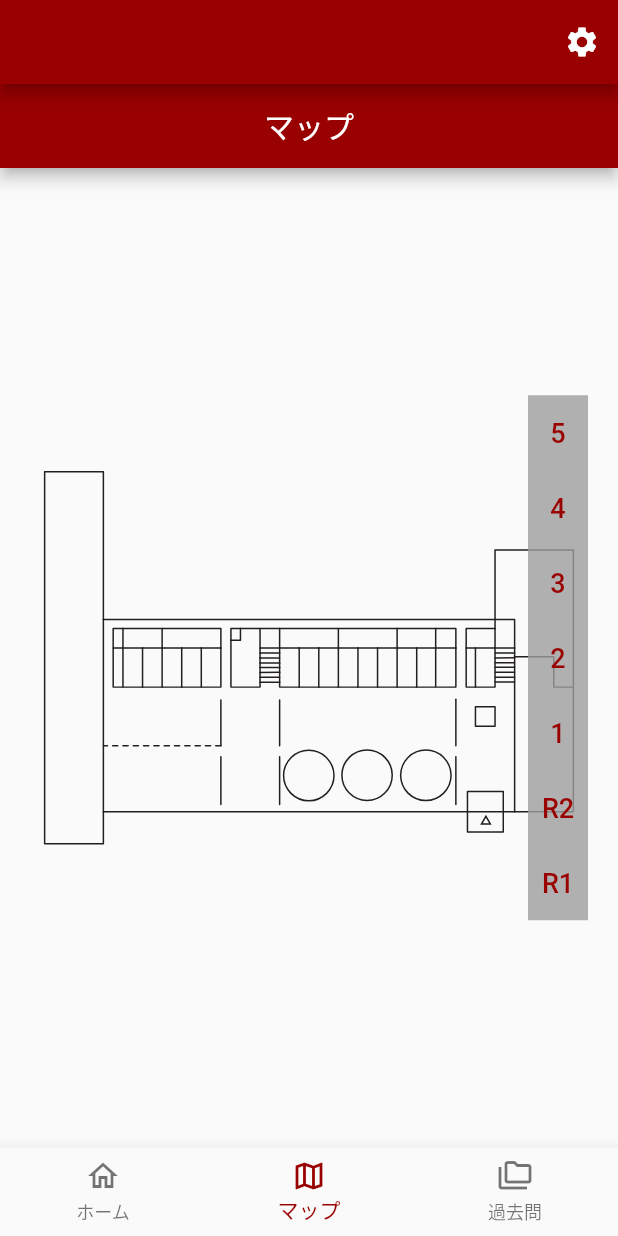
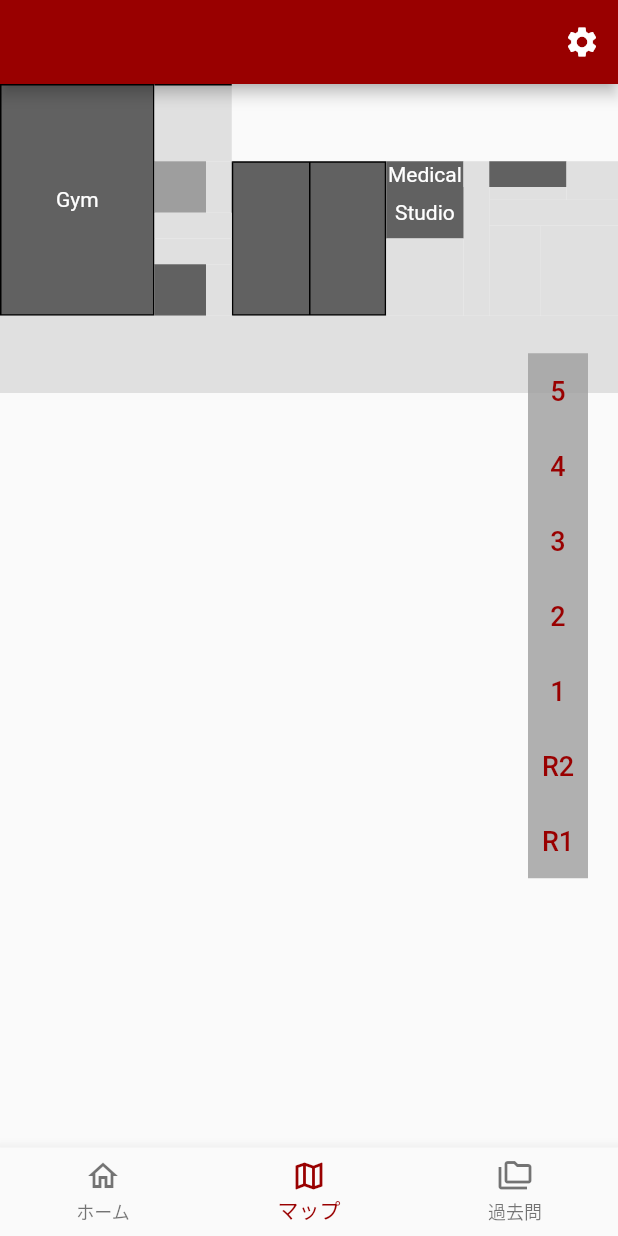
Before and after one commit to Swift2023-Group-C/flutter_app, a Flutter app: the screen it shows after launch, item 2 of the bottom bar chosen, on a phone screen of 412 x 824 dp. Run offline on Flutter 3.47's test engine with Material 2 defaults, Android fonts, the phone set to English and light mode, and no system bars; our stand-ins replace flutter_svg; project files that could hold a hidden picture were left out.

Commit message:
[fix] map_grid class

```diff
--- a/lib/app.dart
+++ b/lib/app.dart
@@ -32,6 +32,7 @@ class _MyStatefulWidgetState extends State<MyStatefulWidget> {
   static const _screens = [HomeScreen(), MapScreen(), KakomonScreen()];
 
   int _selectedIndex = 0;
+  String appBarTitle = '';
 
   void _onItemTapped(int index) {
     setState(() {
@@ -43,6 +44,7 @@ class _MyStatefulWidgetState extends State<MyStatefulWidget> {
   Widget build(BuildContext context) {
     return Scaffold(
         appBar: AppBar(
+          title: Center(child: Text(appBarTitle)),
           actions: [
             IconButton(
               icon: const Icon(Icons.settings),
@@ -82,7 +84,7 @@ class _MyStatefulWidgetState extends State<MyStatefulWidget> {
             BottomNavigationBarItem(
                 icon: Icon(Icons.map_outlined), label: 'マップ'),
             BottomNavigationBarItem(
-                icon: Icon(Icons.folder_copy_outlined), label: '過去問')
+                icon: Icon(Icons.folder_copy_outlined), label: '過去問'),
           ],
           type: BottomNavigationBarType.fixed,
         ));
--- a/lib/screens/map.dart
+++ b/lib/screens/map.dart
@@ -1,5 +1,7 @@
 import 'package:flutter/material.dart';
 import 'package:flutter_svg/flutter_svg.dart';
+import 'map_grid.dart';
+import 'package:flutter_app/app.dart';
 
 class MapScreen extends StatefulWidget {
   const MapScreen({Key? key}) : super(key: key);
@@ -23,16 +25,16 @@ class _MapScreenState extends State<MapScreen> {
     var floorBarTextStyle = const TextStyle(fontSize: 18.0);
     List<String> floorBarString = ['5', '4', '3', '2', '1', 'R2', 'R1'];
     return Scaffold(
-        appBar: AppBar(
-          title: const Center(child: Text('マップ')),
-        ),
         body: Stack(
       children: [
-            SizedBox(
+        Center(
+            child: SizedBox(
                 width: double.infinity,
                 height: double.infinity,
-              child: InteractiveViewer(maxScale: 10.0, child: setMapImage()),
-            ),
+                child: InteractiveViewer(
+                  maxScale: 10.0,
+                  child: const MapGridScreen(),
+                ))),
         Padding(
             padding: const EdgeInsets.only(right: 20),
             child: Align(
--- a/lib/screens/map_grid.dart
+++ b/lib/screens/map_grid.dart
@@ -1,4 +1,5 @@
 import 'package:flutter/material.dart';
+import 'package:flutter_staggered_grid_view/flutter_staggered_grid_view.dart';
 
 class MapGridScreen extends StatefulWidget {
   const MapGridScreen({Key? key}) : super(key: key);
@@ -7,9 +8,125 @@ class MapGridScreen extends StatefulWidget {
   State<MapGridScreen> createState() => _MapGridScreenState();
 }
 
+abstract final class TileColors {
+  static Color get room => Colors.grey.shade700;
+  static Color get room2 => Colors.grey.shade500;
+  static Color get road => Colors.grey.shade300;
+  static const Color empty = Color.fromARGB(0, 0, 0, 0);
+}
+
+class Tile {
+  final int width;
+  final int height;
+  final Color c;
+  double top;
+  double right;
+  double bottom;
+  double left;
+  String txt;
+
+  Tile(this.width, this.height, this.c,
+      {this.top = 0,
+      this.right = 0,
+      this.bottom = 0,
+      this.left = 0,
+      this.txt = ''});
+
+  StaggeredTile staggeredTile() {
+    return StaggeredTile.count(width, height.toDouble());
+  }
+
+  _TileWidget _tileWidget() {
+    return _TileWidget(
+      c: c,
+      top: top,
+      right: right,
+      bottom: bottom,
+      left: left,
+      txt: txt,
+    );
+  }
+}
+
 class _MapGridScreenState extends State<MapGridScreen> {
+  final List<Tile> _map03TileList = [
+    Tile(12, 18, TileColors.room,
+        txt: 'Gym', top: 1, right: 1, bottom: 1, left: 1),
+    Tile(6, 6, TileColors.road, top: 1),
+    Tile(30, 6, TileColors.empty),
+    Tile(4, 4, TileColors.room2),
+    Tile(2, 4, TileColors.road),
+    Tile(6, 12, TileColors.room, top: 1, bottom: 1, left: 1),
+    Tile(6, 12, TileColors.room, top: 1, right: 1, bottom: 1, left: 1),
+    Tile(6, 2, TileColors.room, txt: 'Medical'),
+    Tile(2, 12, TileColors.road),
+    Tile(6, 2, TileColors.room),
+    Tile(4, 3, TileColors.road),
+    Tile(6, 4, TileColors.room, txt: 'Studio'),
+    Tile(6, 1, TileColors.road),
+    Tile(10, 2, TileColors.road),
+    Tile(4, 2, TileColors.road),
+    Tile(2, 2, TileColors.road),
+    Tile(2, 7, TileColors.road),
+    Tile(2, 7, TileColors.road),
+    Tile(6, 7, TileColors.road),
+    Tile(6, 2, TileColors.road),
+    Tile(6, 6, TileColors.road),
+    Tile(4, 4, TileColors.room),
+    Tile(2, 4, TileColors.road),
+    Tile(48, 6, TileColors.road),
+  ];
+
   @override
   Widget build(BuildContext context) {
-    return Scaffold();
+    return StaggeredGridView.countBuilder(
+      crossAxisCount: 48,
+      itemCount: _map03TileList.length,
+      itemBuilder: (BuildContext context, int index) {
+        return _map03TileList[index]._tileWidget();
+      },
+      staggeredTileBuilder: (int index) {
+        return _map03TileList[index].staggeredTile();
+      },
+    );
   }
 }
+
+class _TileWidget extends StatelessWidget {
+  final Color c;
+  final double top;
+  final double right;
+  final double bottom;
+  final double left;
+  final String txt;
+  const _TileWidget(
+      {Key? key,
+      required this.c,
+      this.top = 0,
+      this.right = 0,
+      this.bottom = 0,
+      this.left = 0,
+      this.txt = ''})
+      : super(key: key);
+
+  @override
+  Widget build(BuildContext context) {
+    return Container(
+      padding: const EdgeInsets.all(0),
+      decoration: BoxDecoration(
+        border: Border(
+            top: (top > 0) ? BorderSide(width: top) : BorderSide.none,
+            right: (right > 0) ? BorderSide(width: right) : BorderSide.none,
+            bottom: (bottom > 0) ? BorderSide(width: bottom) : BorderSide.none,
+            left: (left > 0) ? BorderSide(width: left) : BorderSide.none),
+        color: c,
+      ),
+      child: Center(
+          child: Text(
+        txt,
+        style: TextStyle(
+            color: (c == TileColors.room) ? Colors.white : Colors.black),
+      )),
+    );
+  }
+}
--- a/pubspec.yaml
+++ b/pubspec.yaml
@@ -36,6 +36,7 @@ dependencies:
   # Use with the CupertinoIcons class for iOS style icons.
   cupertino_icons: ^1.0.2
   flutter_svg: ^2.0.7
+  flutter_staggered_grid_view: ^0.4.1
 
 dev_dependencies:
   flutter_test:
```
Also changed, not shown: pubspec.lock. Lines whose indentation alone changed are shown as unchanged.
